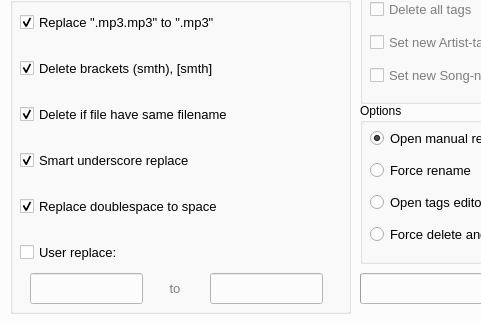
Qt form gui/mainwindow.ui (annndruha/music_files_normalizer) before a commit; both pictures show x 0 to 481 and y 177 to 500 of the 840 by 500 pixel window.
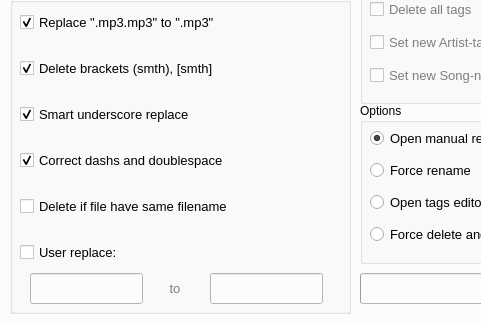
The same form after that commit. Icons and pictures are not drawn.

The edit to the form file:
```diff
--- a/gui/mainwindow.ui
+++ b/gui/mainwindow.ui
@@ -588,24 +588,6 @@
         </property>
        </widget>
       </item>
-      <item>
-       <widget class="QCheckBox" name="checkBox_samename">
-        <property name="font">
-         <font>
-          <pointsize>10</pointsize>
-         </font>
-        </property>
-        <property name="locale">
-         <locale language="English" country="UnitedStates"/>
-        </property>
-        <property name="text">
-         <string>Delete if file have same filename</string>
-        </property>
-        <property name="checked">
-         <bool>true</bool>
-        </property>
-       </widget>
-      </item>
       <item>
        <widget class="QCheckBox" name="checkBox_underscore">
         <property name="font">
@@ -637,13 +619,31 @@
          <locale language="English" country="UnitedStates"/>
         </property>
         <property name="text">
-         <string>Replace doublespace to space</string>
+         <string>Correct dashs and doublespace</string>
         </property>
         <property name="checked">
          <bool>true</bool>
         </property>
        </widget>
       </item>
+      <item>
+       <widget class="QCheckBox" name="checkBox_samename">
+        <property name="font">
+         <font>
+          <pointsize>10</pointsize>
+         </font>
+        </property>
+        <property name="locale">
+         <locale language="English" country="UnitedStates"/>
+        </property>
+        <property name="text">
+         <string>Delete if file have same filename</string>
+        </property>
+        <property name="checked">
+         <bool>false</bool>
+        </property>
+       </widget>
+      </item>
       <item>
        <widget class="QCheckBox" name="checkBox_user_replace">
         <property name="font">
```
Left out of the diff: 4 changed lines with no effect on the pictures.
